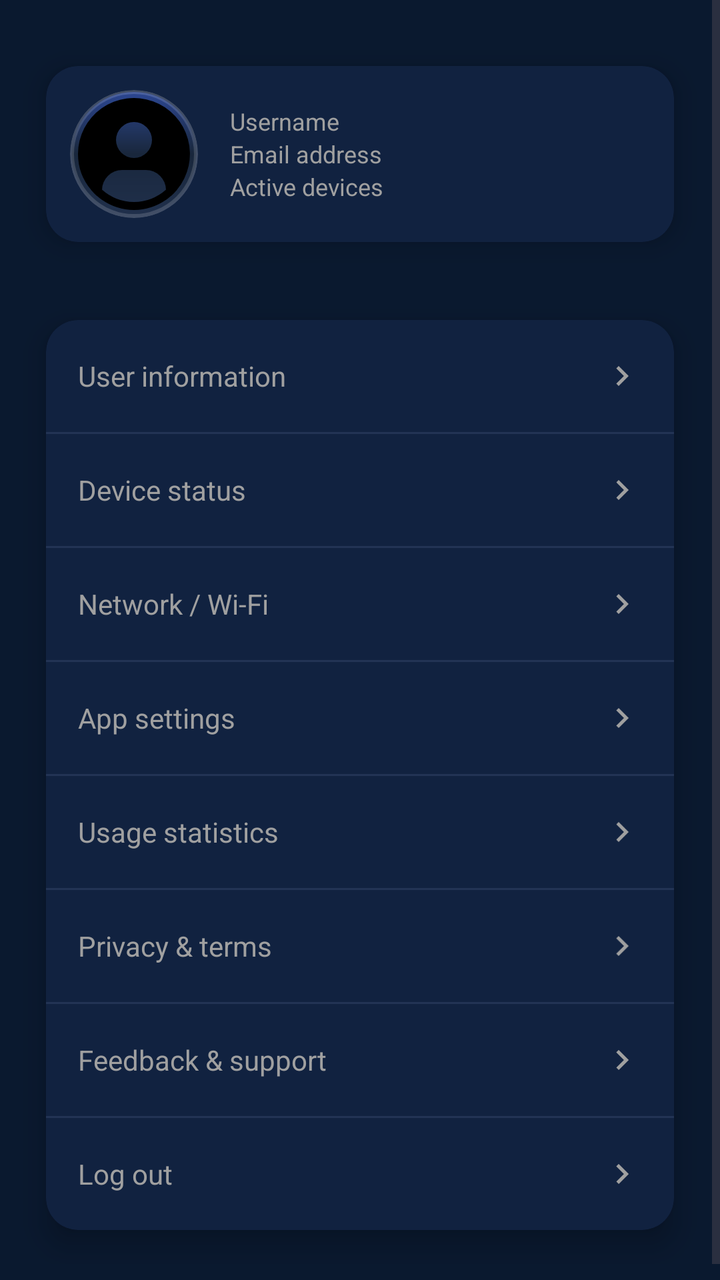
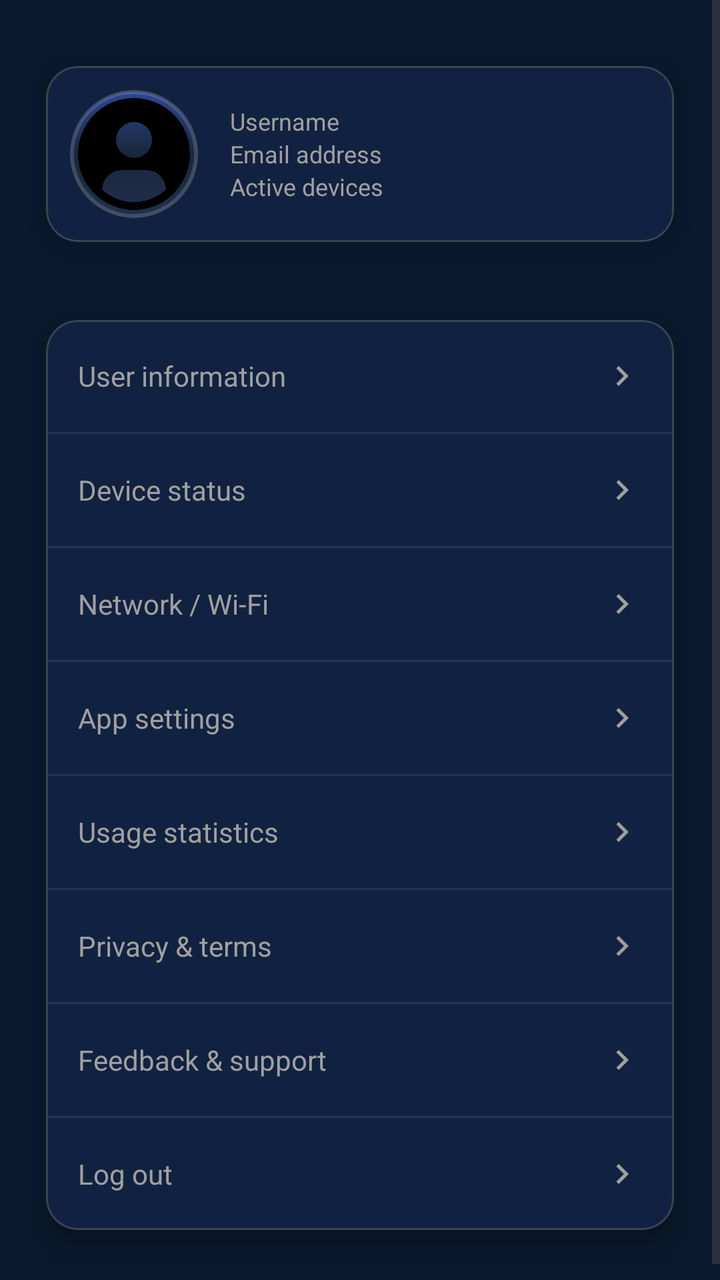

An Android layout rendered at two revisions. The XML below is the earlier revision; the diff shows what the commit changed to produce the second picture.
<!-- AndroidManifest.xml: application theme AppTheme -->
<!-- res/layout/fragment_settings.xml -->
<?xml version="1.0" encoding="utf-8"?>
<ScrollView
    xmlns:android="http://schemas.android.com/apk/res/android"
    xmlns:app="http://schemas.android.com/apk/res-auto"
    android:layout_width="match_parent"
    android:layout_height="match_parent"
    android:background="@color/background_color"
    android:fillViewport="true">

    <LinearLayout
        android:layout_width="match_parent"
        android:layout_height="wrap_content"
        android:orientation="vertical"
        android:paddingTop="16dp"
        android:paddingStart="10dp"
        android:paddingEnd="10dp"
        android:paddingBottom="16dp">

        
        <androidx.cardview.widget.CardView
            android:layout_width="match_parent"
            android:layout_height="wrap_content"
            android:layout_marginBottom="5dp"
            android:backgroundTint="@color/settings_card_background"
            app:cardCornerRadius="16dp"
            app:cardElevation="8dp"
            app:cardUseCompatPadding="true">

            <LinearLayout
                android:layout_width="match_parent"
                android:layout_height="wrap_content"
                android:orientation="horizontal"
                android:gravity="center_vertical"
                android:padding="12dp">

                <ImageView
                    android:id="@+id/ivProfilePhoto"
                    android:layout_width="64dp"
                    android:layout_height="64dp"
                    android:src="@drawable/ic_profile_placeholder"
                    android:scaleType="fitCenter"
                    android:background="@drawable/profile_background"
                    android:clipToOutline="true"
                    android:clickable="true"
                    android:focusable="true"
                    android:contentDescription="@string/settings_profile_photo_desc" />

                <LinearLayout
                    android:layout_width="0dp"
                    android:layout_height="wrap_content"
                    android:layout_weight="1"
                    android:layout_marginStart="16dp"
                    android:orientation="vertical">

                    <TextView
                        android:id="@+id/tvUsername"
                        android:layout_width="match_parent"
                        android:layout_height="wrap_content"
                        android:text="@string/settings_default_username"
                        android:textColor="@color/settings_text_secondary"
                        android:textSize="12sp"/>

                    <TextView
                        android:id="@+id/tvEmail"
                        android:layout_width="match_parent"
                        android:layout_height="wrap_content"
                        android:text="@string/settings_default_email"
                        android:textColor="@color/settings_text_secondary"
                        android:textSize="12sp"/>

                    <TextView
                        android:id="@+id/tvActiveDevices"
                        android:layout_width="match_parent"
                        android:layout_height="wrap_content"
                        android:text="@string/active_devices"
                        android:textColor="@color/settings_text_secondary"
                        android:textSize="12sp"/>
                </LinearLayout>
            </LinearLayout>
        </androidx.cardview.widget.CardView>

        
        <androidx.cardview.widget.CardView
            android:layout_width="match_parent"
            android:layout_height="wrap_content"
            android:backgroundTint="@color/settings_card_background"
            app:cardCornerRadius="16dp"
            app:cardElevation="8dp"
            app:cardUseCompatPadding="true">

            <LinearLayout
                android:layout_width="match_parent"
                android:layout_height="wrap_content"
                android:orientation="vertical">

                
                <LinearLayout
                    android:id="@+id/rowUserInfo"
                    android:layout_width="match_parent"
                    android:layout_height="56dp"
                    android:paddingHorizontal="16dp"
                    android:gravity="center_vertical"
                    android:clickable="true"
                    android:focusable="true"
                    android:background="?android:attr/selectableItemBackground"
                    android:contentDescription="@string/settings_user_info_desc">

                    <TextView
                        android:layout_width="0dp"
                        android:layout_height="wrap_content"
                        android:layout_weight="1"
                        android:text="@string/settings_user_info"
                        android:textColor="@color/settings_text_secondary"
                        android:textSize="14sp"/>

                    <ImageView
                        android:layout_width="20dp"
                        android:layout_height="20dp"
                        android:src="@drawable/ic_arrow_right"
                        android:tint="@color/settings_text_secondary"
                        android:contentDescription="@string/settings_arrow_desc"/>
                </LinearLayout>

                <View
                    android:layout_width="match_parent"
                    android:layout_height="1dp"
                    android:background="@color/settings_divider"/>

                
                <LinearLayout
                    android:id="@+id/rowDeviceStatus"
                    android:layout_width="match_parent"
                    android:layout_height="56dp"
                    android:paddingHorizontal="16dp"
                    android:gravity="center_vertical"
                    android:clickable="true"
                    android:focusable="true"
                    android:background="?android:attr/selectableItemBackground"
                    android:contentDescription="@string/settings_device_status_desc">

                    <TextView
                        android:layout_width="0dp"
                        android:layout_height="wrap_content"
                        android:layout_weight="1"
                        android:text="@string/settings_device_status"
                        android:textColor="@color/settings_text_secondary"
                        android:textSize="14sp"/>

                    <ImageView
                        android:layout_width="20dp"
                        android:layout_height="20dp"
                        android:src="@drawable/ic_arrow_right"
                        android:tint="@color/settings_text_secondary"
                        android:contentDescription="@string/settings_arrow_desc"/>
                </LinearLayout>

                <View
                    android:layout_width="match_parent"
                    android:layout_height="1dp"
                    android:background="@color/settings_divider"/>

                
                <LinearLayout
                    android:id="@+id/rowNetwork"
                    android:layout_width="match_parent"
                    android:layout_height="56dp"
                    android:paddingHorizontal="16dp"
                    android:gravity="center_vertical"
                    android:clickable="true"
                    android:focusable="true"
                    android:background="?android:attr/selectableItemBackground"
                    android:contentDescription="@string/settings_network_desc">

                    <TextView
                        android:layout_width="0dp"
                        android:layout_height="wrap_content"
                        android:layout_weight="1"
                        android:text="@string/settings_network"
                        android:textColor="@color/settings_text_secondary"
                        android:textSize="14sp"/>

                    <ImageView
                        android:layout_width="20dp"
                        android:layout_height="20dp"
                        android:src="@drawable/ic_arrow_right"
                        android:tint="@color/settings_text_secondary"
                        android:contentDescription="@string/settings_arrow_desc"/>
                </LinearLayout>

                <View
                    android:layout_width="match_parent"
                    android:layout_height="1dp"
                    android:background="@color/settings_divider"/>

                
                <LinearLayout
                    android:id="@+id/rowSettings"
                    android:layout_width="match_parent"
                    android:layout_height="56dp"
                    android:paddingHorizontal="16dp"
                    android:gravity="center_vertical"
                    android:clickable="true"
                    android:focusable="true"
                    android:background="?android:attr/selectableItemBackground"
                    android:contentDescription="@string/settings_app_desc">

                    <TextView
                        android:layout_width="0dp"
                        android:layout_height="wrap_content"
                        android:layout_weight="1"
                        android:text="@string/settings_app"
                        android:textColor="@color/settings_text_secondary"
                        android:textSize="14sp"/>

                    <ImageView
                        android:layout_width="20dp"
                        android:layout_height="20dp"
                        android:src="@drawable/ic_arrow_right"
                        android:tint="@color/settings_text_secondary"
                        android:contentDescription="@string/settings_arrow_desc"/>
                </LinearLayout>

                <View
                    android:layout_width="match_parent"
                    android:layout_height="1dp"
                    android:background="@color/settings_divider"/>

                
                <LinearLayout
                    android:id="@+id/rowUsage"
                    android:layout_width="match_parent"
                    android:layout_height="56dp"
                    android:paddingHorizontal="16dp"
                    android:gravity="center_vertical"
                    android:clickable="true"
                    android:focusable="true"
                    android:background="?android:attr/selectableItemBackground"
                    android:contentDescription="@string/settings_usage_desc">

                    <TextView
                        android:layout_width="0dp"
                        android:layout_height="wrap_content"
                        android:layout_weight="1"
                        android:text="@string/settings_usage"
                        android:textColor="@color/settings_text_secondary"
                        android:textSize="14sp"/>

                    <ImageView
                        android:layout_width="20dp"
                        android:layout_height="20dp"
                        android:src="@drawable/ic_arrow_right"
                        android:tint="@color/settings_text_secondary"
                        android:contentDescription="@string/settings_arrow_desc"/>
                </LinearLayout>

                <View
                    android:layout_width="match_parent"
                    android:layout_height="1dp"
                    android:background="@color/settings_divider"/>

                
                <LinearLayout
                    android:id="@+id/rowPrivacy"
                    android:layout_width="match_parent"
                    android:layout_height="56dp"
                    android:paddingHorizontal="16dp"
                    android:gravity="center_vertical"
                    android:clickable="true"
                    android:focusable="true"
                    android:background="?android:attr/selectableItemBackground"
                    android:contentDescription="@string/settings_privacy_desc">

                    <TextView
                        android:layout_width="0dp"
                        android:layout_height="wrap_content"
                        android:layout_weight="1"
                        android:text="@string/settings_privacy"
                        android:textColor="@color/settings_text_secondary"
                        android:textSize="14sp"/>

                    <ImageView
                        android:layout_width="20dp"
                        android:layout_height="20dp"
                        android:src="@drawable/ic_arrow_right"
                        android:tint="@color/settings_text_secondary"
                        android:contentDescription="@string/settings_arrow_desc"/>
                </LinearLayout>

                <View
                    android:layout_width="match_parent"
                    android:layout_height="1dp"
                    android:background="@color/settings_divider"/>

                
                <LinearLayout
                    android:id="@+id/rowFeedback"
                    android:layout_width="match_parent"
                    android:layout_height="56dp"
                    android:paddingHorizontal="16dp"
                    android:gravity="center_vertical"
                    android:clickable="true"
                    android:focusable="true"
                    android:background="?android:attr/selectableItemBackground"
                    android:contentDescription="@string/settings_feedback_desc">

                    <TextView
                        android:layout_width="0dp"
                        android:layout_height="wrap_content"
                        android:layout_weight="1"
                        android:text="@string/settings_feedback"
                        android:textColor="@color/settings_text_secondary"
                        android:textSize="14sp"/>

                    <ImageView
                        android:layout_width="20dp"
                        android:layout_height="20dp"
                        android:src="@drawable/ic_arrow_right"
                        android:tint="@color/settings_text_secondary"
                        android:contentDescription="@string/settings_arrow_desc"/>
                </LinearLayout>

                <View
                    android:layout_width="match_parent"
                    android:layout_height="1dp"
                    android:background="@color/settings_divider"/>

                
                <LinearLayout
                    android:id="@+id/rowLogout"
                    android:layout_width="match_parent"
                    android:layout_height="56dp"
                    android:paddingHorizontal="16dp"
                    android:gravity="center_vertical"
                    android:clickable="true"
                    android:focusable="true"
                    android:background="?android:attr/selectableItemBackground"
                    android:contentDescription="@string/settings_logout_desc">

                    <TextView
                        android:layout_width="0dp"
                        android:layout_height="wrap_content"
                        android:layout_weight="1"
                        android:text="@string/settings_logout"
                        android:textColor="@color/settings_text_secondary"
                        android:textSize="14sp"/>

                    <ImageView
                        android:layout_width="20dp"
                        android:layout_height="20dp"
                        android:src="@drawable/ic_arrow_right"
                        android:tint="@color/settings_text_secondary"
                        android:contentDescription="@string/settings_arrow_desc"/>
                </LinearLayout>
            </LinearLayout>
        </androidx.cardview.widget.CardView>
    </LinearLayout>
</ScrollView>
<!-- resources referenced by this layout -->
<resources>
  <color name="background_color">#0A192F</color>
  <color name="settings_card_background">#112240</color>
  <color name="settings_divider">#223355</color>
  <color name="settings_text_secondary">#A0A0A0</color>
  <!-- drawable ic_arrow_right (drawable) -->
  <vector xmlns:android="http://schemas.android.com/apk/res/android"
      android:width="24dp"
      android:height="24dp"
      android:viewportWidth="24"
      android:viewportHeight="24">
  
      <path
          android:fillColor="#A0A0A0"
          android:pathData="M8.59,16.59L13.17,12L8.59,7.41L10,6L16,12L10,18L8.59,16.59Z"/>
  </vector>
  <!-- drawable profile_background (drawable) -->
  <?xml version="1.0" encoding="utf-8"?>
  <layer-list xmlns:android="http://schemas.android.com/apk/res/android">
  
      
      <item>
          <shape android:shape="oval">
              <gradient
                  android:type="linear"
                  android:angle="270"
                  android:startColor="#1E3A8A"
                  android:centerColor="#0A192F"
                  android:endColor="#112240" />
              <stroke
                  android:width="2dp"
                  android:color="#33FFFFFF" />
          </shape>
      </item>
  
      
      <item android:top="2dp" android:left="2dp" android:right="2dp" android:bottom="2dp">
          <shape android:shape="oval">
              <solid android:color="#10FFFFFF" />
          </shape>
      </item>
  </layer-list>
  <string name="active_devices">Active devices</string>
  <string name="settings_app">App settings</string>
  <string name="settings_app_desc">Manage theme, language and general settings</string>
  <string name="settings_arrow_desc">Go to details</string>
  <string name="settings_default_email">Email address</string>
  <string name="settings_default_username">Username</string>
  <string name="settings_device_status">Device status</string>
  <string name="settings_device_status_desc">View the status of connected devices</string>
  <string name="settings_feedback">Feedback &amp; support</string>
  <string name="settings_feedback_desc">Send feedback or get support</string>
  <string name="settings_logout">Log out</string>
  <string name="settings_logout_desc">Sign out of your account</string>
  <string name="settings_network">Network / Wi-Fi</string>
  <string name="settings_network_desc">Configure network and connection settings</string>
  <string name="settings_privacy">Privacy &amp; terms</string>
  <string name="settings_privacy_desc">View privacy policy and terms of use</string>
  <string name="settings_profile_photo_desc">Profile photo</string>
  <string name="settings_usage">Usage statistics</string>
  <string name="settings_usage_desc">View app usage statistics</string>
  <string name="settings_user_info">User information</string>
  <string name="settings_user_info_desc">View and edit user information</string>
  <color name="md_theme_light_primary">#2196F3</color>
  <color name="md_theme_light_onPrimary">#FFFFFF</color>
  <color name="md_theme_light_secondary">#4A6363</color>
  <color name="md_theme_light_onSecondary">#FFFFFF</color>
  <color name="md_theme_light_background">#152B45</color>
  <color name="md_theme_light_surface">#152B45</color>
  <color name="md_theme_light_onSurface">#E0E6ED</color>
  <color name="md_theme_light_surfaceVariant">#233042</color>
  <color name="md_theme_light_onSurfaceVariant">#5C6B75</color>
  <color name="md_theme_light_outline">#455A64</color>
  <color name="md_theme_light_outlineVariant">#37474F</color>
  <color name="md_theme_light_error">#D32F2F</color>
  <color name="md_theme_light_onError">#FFFFFF</color>
  <!-- unchanged entries left out for length: 2 -->
</resources>

<!-- the commit's change to res/layout/fragment_settings.xml (unified diff, before → after) -->
@@ -17,11 +17,11 @@
         android:paddingBottom="16dp">
 
         
-        <androidx.cardview.widget.CardView
+        <com.google.android.material.card.MaterialCardView
             android:layout_width="match_parent"
             android:layout_height="wrap_content"
             android:layout_marginBottom="5dp"
-            android:backgroundTint="@color/settings_card_background"
+            app:cardBackgroundColor="@color/settings_card_background"
             app:cardCornerRadius="16dp"
             app:cardElevation="8dp"
             app:cardUseCompatPadding="true">
@@ -77,13 +77,13 @@
                         android:textSize="12sp"/>
                 </LinearLayout>
             </LinearLayout>
-        </androidx.cardview.widget.CardView>
+        </com.google.android.material.card.MaterialCardView>
 
         
-        <androidx.cardview.widget.CardView
+        <com.google.android.material.card.MaterialCardView
             android:layout_width="match_parent"
             android:layout_height="wrap_content"
-            android:backgroundTint="@color/settings_card_background"
+            app:cardBackgroundColor="@color/settings_card_background"
             app:cardCornerRadius="16dp"
             app:cardElevation="8dp"
             app:cardUseCompatPadding="true">
@@ -117,7 +117,7 @@
                         android:layout_width="20dp"
                         android:layout_height="20dp"
                         android:src="@drawable/ic_arrow_right"
-                        android:tint="@color/settings_text_secondary"
+                        app:tint="@color/settings_text_secondary"
                         android:contentDescription="@string/settings_arrow_desc"/>
                 </LinearLayout>
 
@@ -150,7 +150,7 @@
                         android:layout_width="20dp"
                         android:layout_height="20dp"
                         android:src="@drawable/ic_arrow_right"
-                        android:tint="@color/settings_text_secondary"
+                        app:tint="@color/settings_text_secondary"
                         android:contentDescription="@string/settings_arrow_desc"/>
                 </LinearLayout>
 
@@ -183,7 +183,7 @@
                         android:layout_width="20dp"
                         android:layout_height="20dp"
                         android:src="@drawable/ic_arrow_right"
-                        android:tint="@color/settings_text_secondary"
+                        app:tint="@color/settings_text_secondary"
                         android:contentDescription="@string/settings_arrow_desc"/>
                 </LinearLayout>
 
@@ -216,7 +216,7 @@
                         android:layout_width="20dp"
                         android:layout_height="20dp"
                         android:src="@drawable/ic_arrow_right"
-                        android:tint="@color/settings_text_secondary"
+                        app:tint="@color/settings_text_secondary"
                         android:contentDescription="@string/settings_arrow_desc"/>
                 </LinearLayout>
 
@@ -249,7 +249,7 @@
                         android:layout_width="20dp"
                         android:layout_height="20dp"
                         android:src="@drawable/ic_arrow_right"
-                        android:tint="@color/settings_text_secondary"
+                        app:tint="@color/settings_text_secondary"
                         android:contentDescription="@string/settings_arrow_desc"/>
                 </LinearLayout>
 
@@ -282,7 +282,7 @@
                         android:layout_width="20dp"
                         android:layout_height="20dp"
                         android:src="@drawable/ic_arrow_right"
-                        android:tint="@color/settings_text_secondary"
+                        app:tint="@color/settings_text_secondary"
                         android:contentDescription="@string/settings_arrow_desc"/>
                 </LinearLayout>
 
@@ -315,7 +315,7 @@
                         android:layout_width="20dp"
                         android:layout_height="20dp"
                         android:src="@drawable/ic_arrow_right"
-                        android:tint="@color/settings_text_secondary"
+                        app:tint="@color/settings_text_secondary"
                         android:contentDescription="@string/settings_arrow_desc"/>
                 </LinearLayout>
 
@@ -348,10 +348,10 @@
                         android:layout_width="20dp"
                         android:layout_height="20dp"
                         android:src="@drawable/ic_arrow_right"
-                        android:tint="@color/settings_text_secondary"
+                        app:tint="@color/settings_text_secondary"
                         android:contentDescription="@string/settings_arrow_desc"/>
                 </LinearLayout>
             </LinearLayout>
-        </androidx.cardview.widget.CardView>
+        </com.google.android.material.card.MaterialCardView>
     </LinearLayout>
 </ScrollView>
